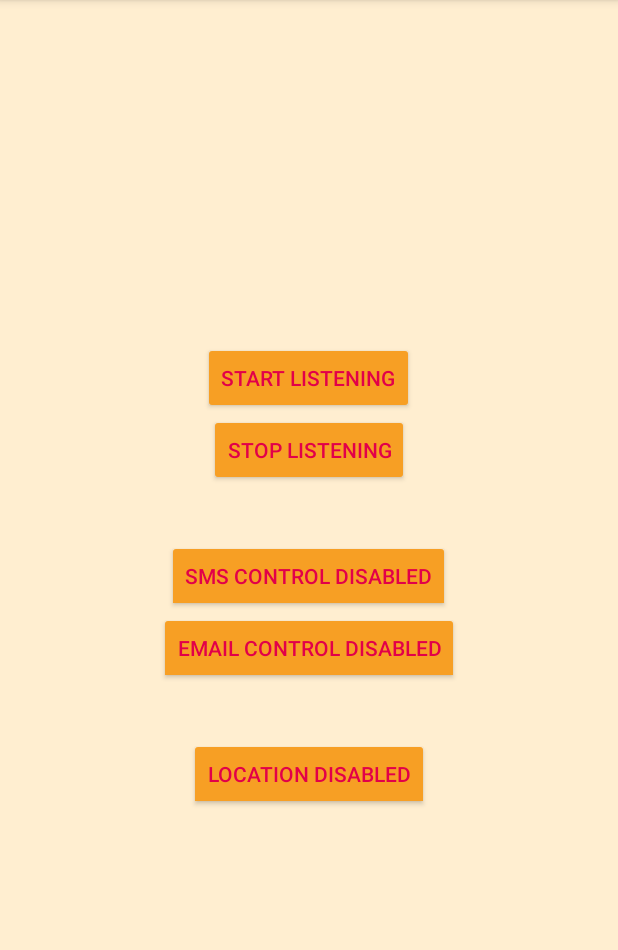
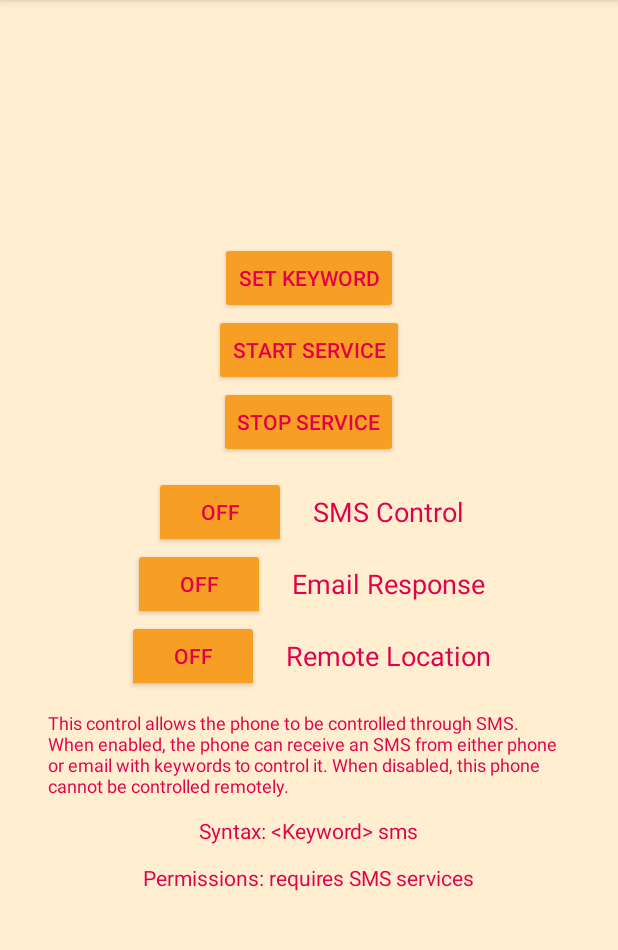
Before and after one commit to francisco1591/ECE_558_Final_Project, an Android app: the screen it shows after launch (MainActivity), on a phone screen of 412 x 824 dp, the part 84-1034 px from its top. Run offline under Robolectric (Android 15) with nearby library versions, the phone set to English and light mode, and no system bars.

Commit message:
Added DialogFragment and tweaked MainActivity XML

```diff
--- /dev/null
+++ b/app/src/main/java/edu/pdx/ece558/grp4/remotephonecontrol/DialogFragment.java
@@ -0,0 +1,26 @@
+package edu.pdx.ece558.grp4.remotephonecontrol;
+
+import android.app.*;
+import android.content.DialogInterface;
+import android.os.Bundle;
+import android.view.LayoutInflater;
+
+public class DialogFragment extends Fragment {
+
+    @Override
+    public Dialog onCreateDialog(Bundle savedInstanceState) {
+
+        // instantiate an AlerDialog.Builder with its constructor
+        AlertDialog.Builder builder = new AlertDialog.Builder(getActivity());
+
+        // Get the layout inflater
+        LayoutInflater inflater = getActivity().getLayoutInflater();
+
+        // Inflate and set the layout for the dialog
+        // Pass null as the parent view because its going in the dialog layout
+        builder.setView(inflater.inflate(R.layout.dialog_alert, null))
+
+        // Get the AlertDialog from create()
+        return builder.create();
+    }
+} // DialogFragment
--- a/app/src/main/java/edu/pdx/ece558/grp4/remotephonecontrol/MainActivity.java
+++ b/app/src/main/java/edu/pdx/ece558/grp4/remotephonecontrol/MainActivity.java
@@ -16,6 +16,7 @@ import android.os.Bundle;
 import android.telephony.SmsManager;
 import android.telephony.SmsMessage;
 import android.util.Log;
+import android.support.v4.app.FragmentManager;
 import android.view.View;
 import android.widget.*;
 
@@ -237,4 +238,16 @@ public class MainActivity extends AppCompatActivity {
 
     }
 
+    /////////////////////
+    // showAlertDialog //
+    /////////////////////
+
+    public void showAlertDialog() {
+
+        // Create an instance of the dialog fragment and show it
+        DialogFragment dialog = new DialogFragment();
+        dialog.show(getSupportFragmentManager(), "DialogFragment");
+
+    } // showAlertDialog
+
 } // MainActivity
--- a/app/src/main/res/layout/activity_main.xml
+++ b/app/src/main/res/layout/activity_main.xml
@@ -11,6 +11,12 @@
     <Button
         android:layout_width="wrap_content"
         android:layout_height="wrap_content"
+        android:text="@string/button_keyword"
+        android:id="@+id/button_keyword" />
+
+    <Button
+            android:layout_width="wrap_content"
+            android:layout_height="wrap_content"
             android:text="@string/button_start_listen"
             android:id="@+id/btnStart" />
 
@@ -19,7 +25,14 @@
         android:layout_height="wrap_content"
         android:text="@string/button_stop_listen"
         android:id="@+id/btnStop"
-        android:layout_marginBottom="36dp"/>
+        android:layout_marginBottom="12dp"/>
+
+    <LinearLayout
+
+        android:layout_height="wrap_content"
+        android:layout_width="match_parent"
+        android:orientation="horizontal"
+        android:gravity="center">
 
         <ToggleButton
             android:id="@+id/toggle_SMS"
@@ -28,13 +41,48 @@
             android:layout_width="wrap_content"
             android:layout_height="wrap_content"/>
 
+        <TextView
+            android:layout_width="wrap_content"
+            android:layout_height="wrap_content"
+            android:text="@string/textview_SMS"
+            android:textSize="18dp"
+            android:layout_marginLeft="18dp"
+            android:id="@+id/textview_SMS" />
+
+    </LinearLayout>
+
+
+    <LinearLayout
+
+        android:layout_height="wrap_content"
+        android:layout_width="match_parent"
+        android:orientation="horizontal"
+        android:gravity="center">
+
         <ToggleButton
             android:id="@+id/toggle_email"
             android:textOn="@string/enabled_email"
             android:textOff="@string/disabled_email"
             android:layout_width="wrap_content"
+            android:layout_height="wrap_content" />
+
+        <TextView
+            android:layout_width="wrap_content"
             android:layout_height="wrap_content"
-        android:layout_marginBottom="36dp"/>
+            android:text="@string/textview_email"
+            android:textSize="18dp"
+            android:layout_marginLeft="18dp"
+            android:id="@+id/textview_email" />
+
+    </LinearLayout>
+
+    <LinearLayout
+
+        android:layout_height="wrap_content"
+        android:layout_width="match_parent"
+        android:orientation="horizontal"
+        android:gravity="center"
+        android:layout_marginBottom="12dp">
 
         <ToggleButton
             android:id="@+id/toggle_location"
@@ -42,4 +90,39 @@
             android:textOff="@string/disabled_location"
             android:layout_width="wrap_content"
             android:layout_height="wrap_content"/>
+
+        <TextView
+            android:layout_width="wrap_content"
+            android:layout_height="wrap_content"
+            android:text="@string/textview_location"
+            android:textSize="18dp"
+            android:layout_marginLeft="18dp"
+            android:id="@+id/textview_location" />
+
     </LinearLayout>
+
+    <TextView
+        android:layout_width="wrap_content"
+        android:layout_height="wrap_content"
+        android:layout_marginLeft="32dp"
+        android:layout_marginRight="32dp"
+        android:id="@+id/textview_description"
+        android:text="@string/description_SMS"
+        android:textSize="12dp"
+        android:layout_marginBottom="12dp" />
+
+    <TextView
+        android:layout_width="wrap_content"
+        android:layout_height="wrap_content"
+        android:id="@+id/textview_syntax"
+        android:text="@string/syntax_SMS"
+        android:layout_marginBottom="12dp" />
+
+    <TextView
+        android:layout_width="wrap_content"
+        android:layout_height="wrap_content"
+        android:id="@+id/textview_permission"
+        android:text="@string/permission_SMS"
+        android:layout_marginBottom="12dp" />
+
+</LinearLayout>
--- /dev/null
+++ b/app/src/main/res/layout/dialog_alert.xml
@@ -0,0 +1,17 @@
+<?xml version="1.0" encoding="utf-8"?>
+
+<LinearLayout xmlns:android="http://schemas.android.com/apk/res/android"
+              android:orientation="vertical"
+              android:gravity="center"
+              android:layout_width="match_parent"
+              android:layout_height="match_parent">
+
+    <TextView
+        android:id="@+id/text_alert"
+        android:text="@string/description_SMS"
+        android:layout_marginLeft="32dp"
+        android:layout_marginRight="32dp"
+        android:layout_width="wrap_content"
+        android:layout_height="wrap_content"/>
+
+</LinearLayout>
--- a/app/src/main/res/values/strings.xml
+++ b/app/src/main/res/values/strings.xml
@@ -1,16 +1,34 @@
 <resources>
+
     <string name="app_name">RemotePhoneControl</string>
 
-    <string name="button_start_listen">Start Listening</string>
-    <string name="button_stop_listen">Stop Listening</string>
+    <string name="button_start_listen">Start Service</string>
+    <string name="button_stop_listen">Stop Service</string>
 
-    <string name="enabled_SMS">SMS Control Enaabled</string>
-    <string name="disabled_SMS">SMS Control Disabled</string>
+    <string name="enabled_SMS">ON</string>
+    <string name="disabled_SMS">OFF</string>
+    <string name="textview_SMS">SMS Control</string>
 
-    <string name="enabled_email">Email Control Enabled</string>
-    <string name="disabled_email">Email Control Disabled</string>
+    <string name="enabled_email">ON</string>
+    <string name="disabled_email">OFF</string>
+    <string name="textview_email">Email Response</string>
 
-    <string name="enabled_location">Location Enabled</string>
-    <string name="disabled_location">Location Disabled</string>
+    <string name="enabled_location">ON</string>
+    <string name="disabled_location">OFF</string>
+    <string name="textview_location">Remote Location</string>
+
+    <string name="button_keyword">Set Keyword</string>
+
+    <string name="description_SMS">This control allows the phone to be controlled through SMS. When enabled, the phone can receive an SMS from either phone or email with keywords to control it. When disabled, this phone cannot be controlled remotely.</string>
+    <string name="description_Email">lorem ipsum</string>
+    <string name="description_Location">lorem ipsum</string>
+
+    <string name="syntax_SMS">Syntax: &lt;Keyword&gt; sms</string>
+    <string name="syntax_Email">Syntax: &lt;Keyword&gt; email</string>
+    <string name="syntax_Location">Syntax: &lt;Keyword&gt; location</string>
+
+    <string name="permission_SMS">Permissions: requires SMS services</string>
+    <string name="permission_Email">Permissions: requires Email services</string>
+    <string name="permission_Location">Permissions: requires GPS services</string>
 
 </resources>
```
Lines whose indentation alone changed are shown as unchanged.
